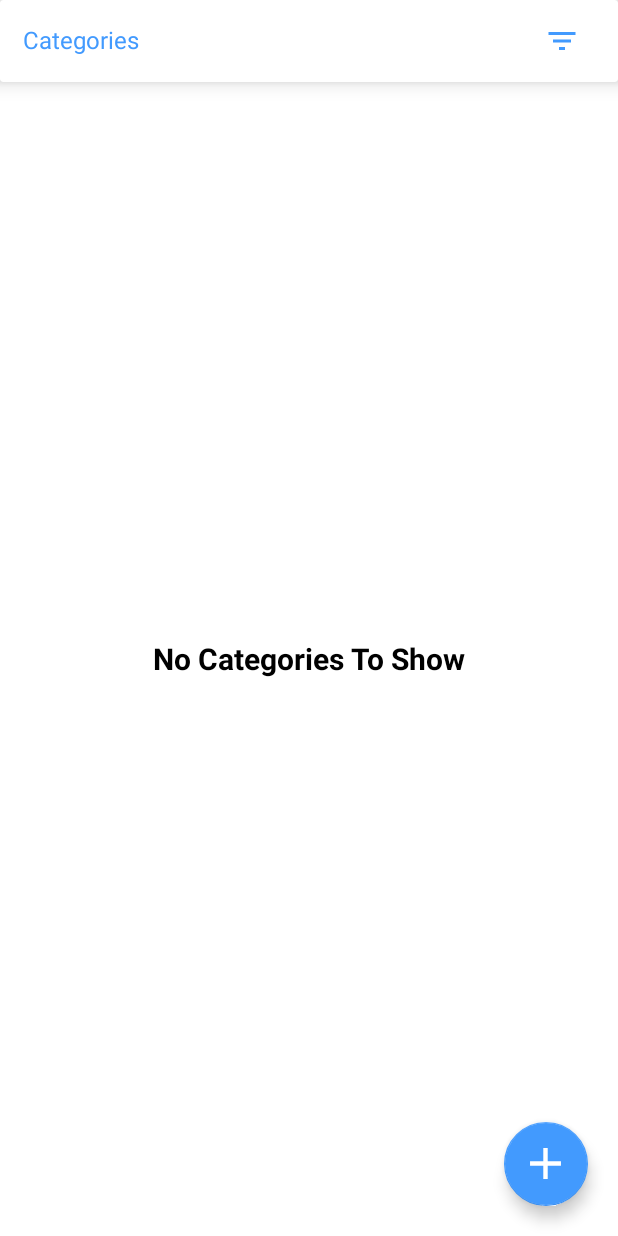
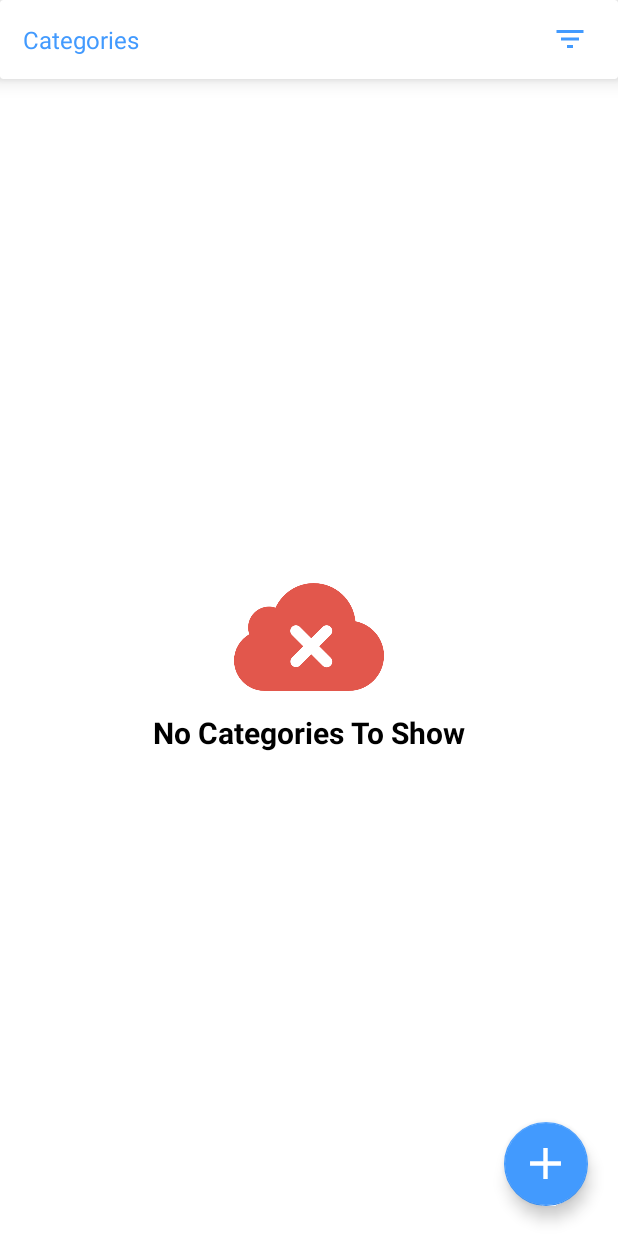
Before and after one commit to Asadrao125/Notes-App, an Android app: the screen it shows after launch (HomeActivity), on a phone screen of 412 x 824 dp. Run offline under Robolectric (Android 15) with nearby library versions, the phone set to English and light mode, and no system bars; network calls fail; 2 statements that could not run were skipped.

```diff
--- a/app/src/main/res/layout/activity_home.xml
+++ b/app/src/main/res/layout/activity_home.xml
@@ -30,7 +30,7 @@
                     android:layout_centerVertical="true"
                     android:layout_marginRight="10dp"
                     android:background="@drawable/ripple_effect"
-                    android:padding="15dp"
+                    android:padding="10dp"
                     android:src="@drawable/ic_filter"
                     app:tint="@color/sky_blue" />
 
@@ -60,6 +60,11 @@
             android:orientation="vertical"
             android:visibility="gone">
 
+            <ImageView
+                android:layout_width="100dp"
+                android:layout_height="100dp"
+                android:src="@drawable/ic_no_data" />
+
             <TextView
                 android:layout_width="wrap_content"
                 android:layout_height="wrap_content"
--- a/app/src/main/res/layout/activity_new_note.xml
+++ b/app/src/main/res/layout/activity_new_note.xml
@@ -26,8 +26,10 @@
                     android:id="@+id/imgBack"
                     android:layout_width="wrap_content"
                     android:layout_height="wrap_content"
+                    android:layout_centerVertical="true"
+                    android:layout_marginLeft="10dp"
                     android:background="@drawable/ripple_effect"
-                    android:padding="15dp"
+                    android:padding="10dp"
                     android:src="@drawable/ic_back"
                     app:tint="@color/sky_blue" />
 
@@ -38,6 +40,7 @@
                     android:layout_centerVertical="true"
                     android:layout_toEndOf="@id/imgBack"
                     android:layout_toRightOf="@id/imgBack"
+                    android:padding="15dp"
                     android:text="Notes"
                     android:textColor="@color/sky_blue"
                     android:textSize="16sp" />
--- a/app/src/main/res/layout/dialog_add_category.xml
+++ b/app/src/main/res/layout/dialog_add_category.xml
@@ -56,6 +56,7 @@
                     android:layout_width="match_parent"
                     android:layout_height="wrap_content"
                     android:drawablePadding="10dp"
+                    android:focusable="true"
                     android:hint="Category Name"
                     android:inputType="textPersonName" />
 
--- a/app/src/main/res/layout/dialog_add_note.xml
+++ b/app/src/main/res/layout/dialog_add_note.xml
@@ -56,6 +56,7 @@
                     android:layout_width="match_parent"
                     android:layout_height="wrap_content"
                     android:drawablePadding="10dp"
+                    android:focusable="true"
                     android:hint="Note Title"
                     android:inputType="textPersonName" />
 
--- a/app/src/main/res/layout/item_notes.xml
+++ b/app/src/main/res/layout/item_notes.xml
@@ -30,13 +30,14 @@
 
             <TextView
                 android:id="@+id/tvDescription"
-                android:layout_width="wrap_content"
+                android:layout_width="match_parent"
                 android:layout_height="wrap_content"
                 android:layout_marginLeft="10dp"
+                android:layout_marginRight="10dp"
                 android:layout_marginBottom="10dp"
                 android:autoLink="web"
                 android:ellipsize="end"
-                android:maxLines="2"
+                android:maxLines="3"
                 android:text="Note Description" />
 
             <com.nguyencse.URLEmbeddedView
```
Also changed, not shown: app/src/main/java/com/appsxone/notesapp/activities/HomeActivity.java (+12 -0 lines), app/src/main/java/com/appsxone/notesapp/activities/NewNoteActivity.java (+13 -0 lines), app/src/main/java/com/appsxone/notesapp/adapter/NotesAdapter.java (+24 -0 lines), app/src/main/res/drawable/ic_no_data.png (added).
